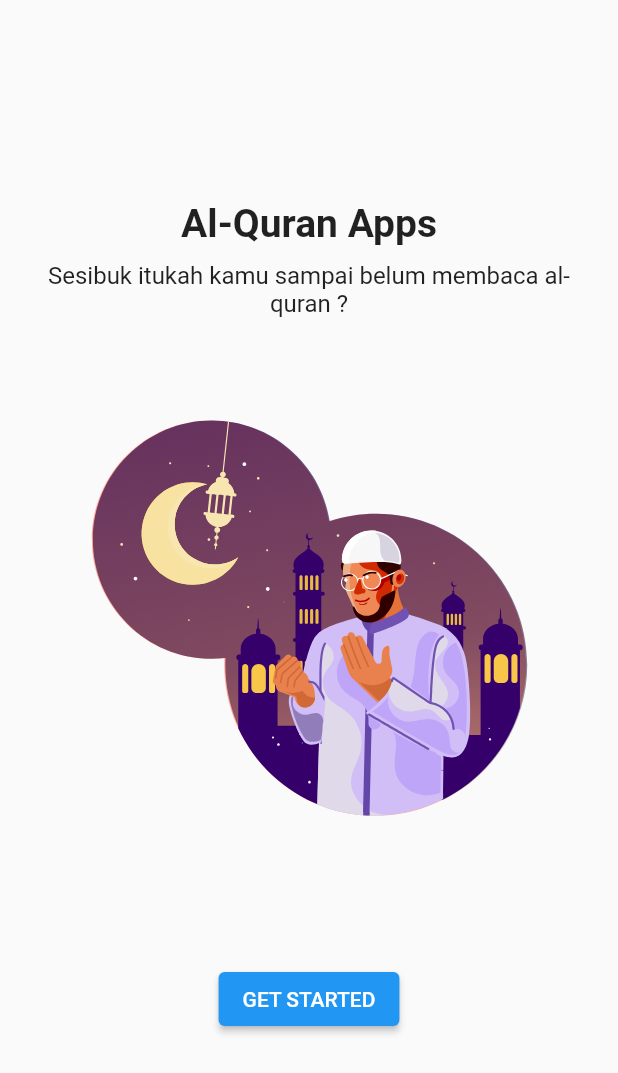
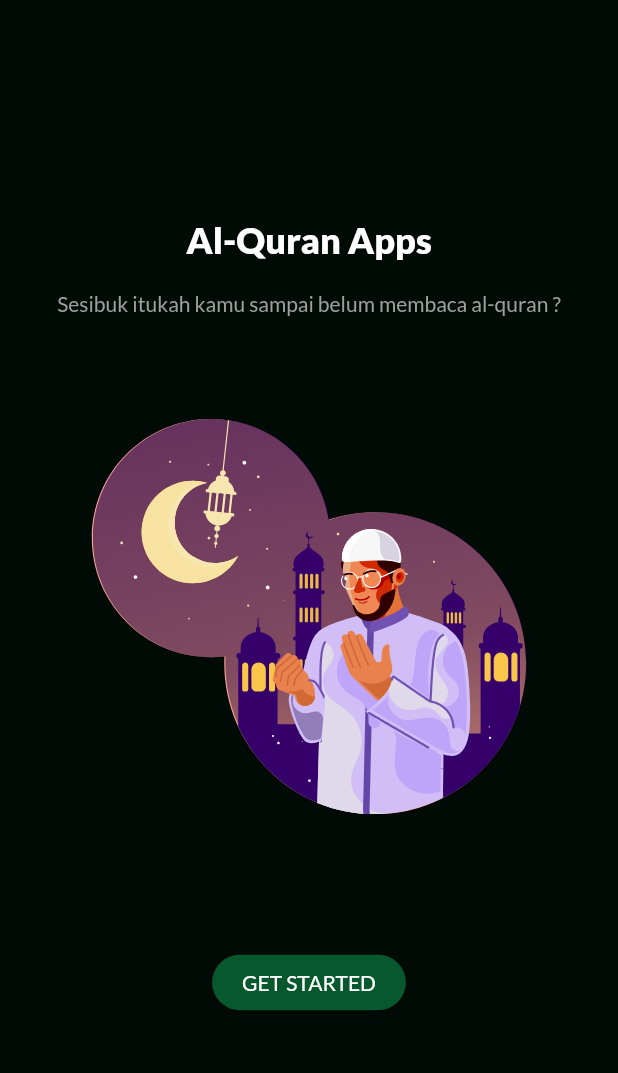
Before and after one commit to Haidar-JPR/al-quran-app, a Flutter app: the screen it shows after launch, on a phone screen of 412 x 824 dp. Shown: the top 1073 px of the screen. Run offline on Flutter 3.47's test engine with Material 2 defaults, Android fonts, the phone set to English and light mode, and no system bars; our stand-ins replace get, google_fonts, lottie.

Commit message:
adding theme data, some color at shared file, and edit UI to custom dark theme for all UI

```diff
--- a/lib/App/modules/views/intro_view.dart
+++ b/lib/App/modules/views/intro_view.dart
@@ -1,6 +1,6 @@
 import 'package:al_quran_app/App/modules/views/home.dart';
+import 'package:al_quran_app/shared.dart';
 import 'package:flutter/material.dart';
-import 'package:get/get_core/src/get_main.dart';
 import 'package:lottie/lottie.dart';
 import 'package:get/get.dart';
 
@@ -16,26 +16,37 @@ class IntrodutionView extends StatelessWidget {
           children: [
             Text(
               "Al-Quran Apps",
-              style: TextStyle(
-                fontWeight: FontWeight.bold,
-                fontSize: 26,
+              style: whiteTextStyle.copyWith(
+                fontSize: 24,
+                fontWeight: bold,
               ),
             ),
-            SizedBox(height: 10),
+            SizedBox(height: whiteSpace),
             Padding(
               padding: const EdgeInsets.symmetric(horizontal: 30),
               child: Text(
                 'Sesibuk itukah kamu sampai belum membaca al-quran ?',
-                style: TextStyle(fontSize: 16),
+                style: greyTextStyle.copyWith(fontSize: 14),
                 textAlign: TextAlign.center,
               ),
             ),
             Lottie.asset('assets/lotties/quran.json', width: 400),
-            SizedBox(height: 30),
+            SizedBox(height: whiteSpace),
             ElevatedButton(
               onPressed: () => Get.offAll(HomePage()),
+              style: ElevatedButton.styleFrom(
+                backgroundColor: mainColor,
+                padding: EdgeInsets.symmetric(
+                  horizontal: whiteSpace,
+                  vertical: 10,
+                ),
+                shape: RoundedRectangleBorder(
+                  borderRadius: BorderRadius.circular(whiteSpace),
+                ),
+              ),
               child: Text(
                 'GET STARTED',
+                style: whiteTextStyle,
               ),
             ),
           ],
--- a/lib/main.dart
+++ b/lib/main.dart
@@ -1,4 +1,5 @@
 import 'package:al_quran_app/App/modules/views/intro_view.dart';
+import 'package:al_quran_app/shared.dart';
 import 'package:flutter/material.dart';
 import 'package:get/get.dart';
 
@@ -12,6 +13,8 @@ class MyApp extends StatelessWidget {
   @override
   Widget build(BuildContext context) {
     return GetMaterialApp(
+      debugShowCheckedModeBanner: false,
+      theme: lightTheme,
       home: IntrodutionView(),
     );
   }
--- a/lib/shared.dart
+++ b/lib/shared.dart
@@ -6,11 +6,32 @@ double whiteSpace = 20;
 TextStyle whiteTextStyle = GoogleFonts.lato(
   color: Colors.white,
 );
+
 TextStyle blackTextStyle = GoogleFonts.lato(
   color: Colors.black,
+);
+
+TextStyle greyTextStyle = GoogleFonts.lato(
+  color: Colors.grey,
 );
 
 FontWeight thick = FontWeight.w200;
 FontWeight normal = FontWeight.w400;
 FontWeight semiBold = FontWeight.w700;
 FontWeight bold = FontWeight.w900;
+
+Color backgroundColor = const Color(0xFF000B06);
+Color mainColor = const Color(0xFF07582C);
+Color greyColor = const Color(0xFF54655F);
+Color secondColor = const Color(0xFF206647);
+Color ayatColor = const Color(0xFF378E67);
+Color ayatBgColor = const Color(0xFF5DAD8F);
+Color thirdColor = const Color(0xFF9BB6AB);
+
+ThemeData lightTheme = ThemeData(
+  primaryColor: backgroundColor,
+  scaffoldBackgroundColor: backgroundColor,
+  appBarTheme: AppBarTheme(
+    backgroundColor: backgroundColor,
+  ),
+);
```
Also changed, not shown: lib/App/modules/views/detail_surah_page.dart (+45 -19 lines), lib/App/modules/views/home.dart (+19 -4 lines).
